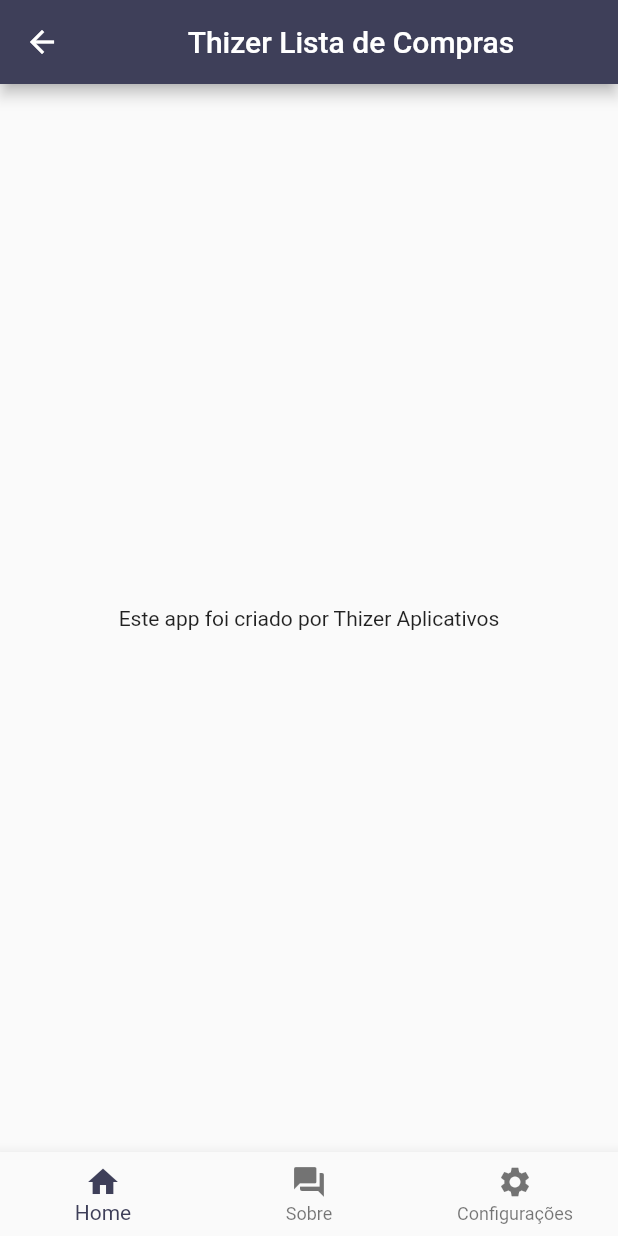
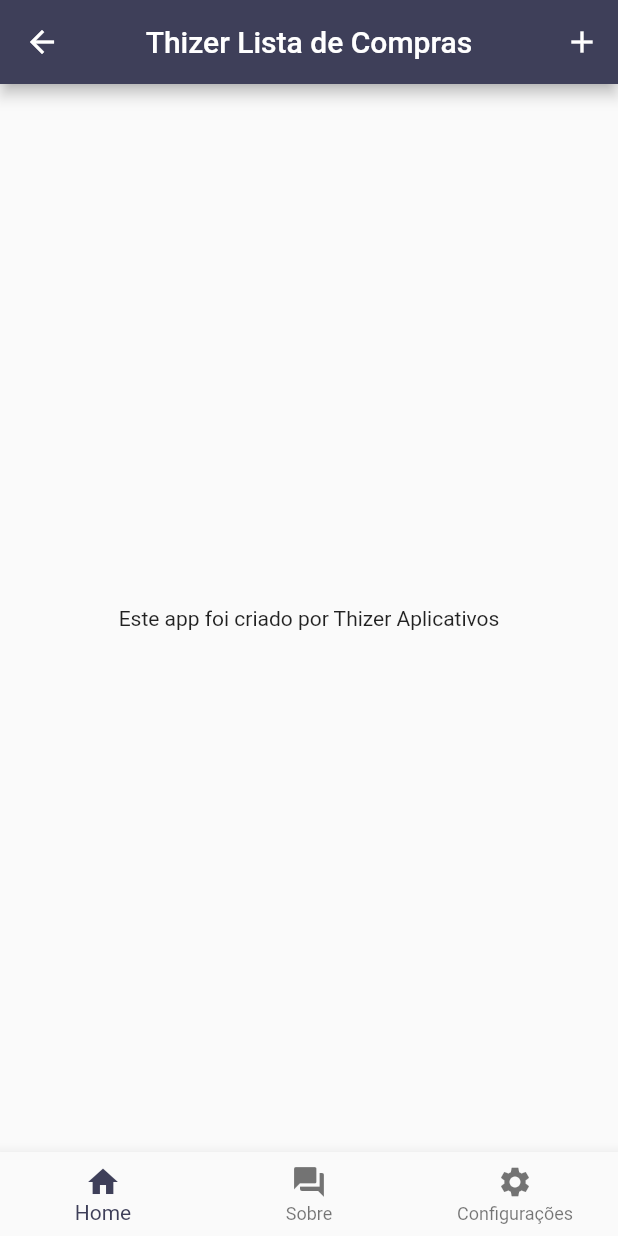
Before and after one commit to alexandreribon/lista-de-compras, a Flutter app: the screen it shows after launch, after a tap on "Sobre", on a phone screen of 412 x 824 dp. Run offline on Flutter 3.47's test engine with Material 2 defaults, Android fonts, the phone set to English and light mode, and no system bars.

Commit message:
Adicionado o botão Add na AppBar

```diff
--- a/lib/layout.dart
+++ b/lib/layout.dart
@@ -18,9 +18,16 @@ class Layout {
     return Scaffold(
       appBar: AppBar(
         backgroundColor: Layout.primaryColor(),
-        title: Center(
-          child: Text("Thizer Lista de Compras"),
-        ),
+        title: Text("Thizer Lista de Compras"),
+        centerTitle: true,
+        actions: <Widget>[
+          IconButton(
+            icon: Icon(Icons.add),
+            onPressed: () {
+
+            },
+          ),
+        ],
       ),
       body: content,
       bottomNavigationBar: BottomNavigationBar(
--- a/lib/main.dart
+++ b/lib/main.dart
@@ -17,6 +17,7 @@ class ThizerList extends StatelessWidget {
   @override
   Widget build(BuildContext context) {
     return MaterialApp(
+      debugShowCheckedModeBanner: false,
       title: "Thizer Lista de Compras",
       theme: ThemeData(
         primaryColor: Layout.primaryColor(),
@@ -24,7 +25,7 @@ class ThizerList extends StatelessWidget {
         accentColor: Layout.secondaryColor(),
         textTheme: TextTheme(
           headline: TextStyle(fontSize: 72, fontWeight: FontWeight.bold),
-          title: TextStyle(fontSize: 36, fontStyle: FontStyle.italic, color: Layout.warningColor()),
+          title: TextStyle(fontSize: 36, fontStyle: FontStyle.italic, color: Layout.lightColor()),
           body1: TextStyle(fontSize: 14),
         ),
       ),
```
